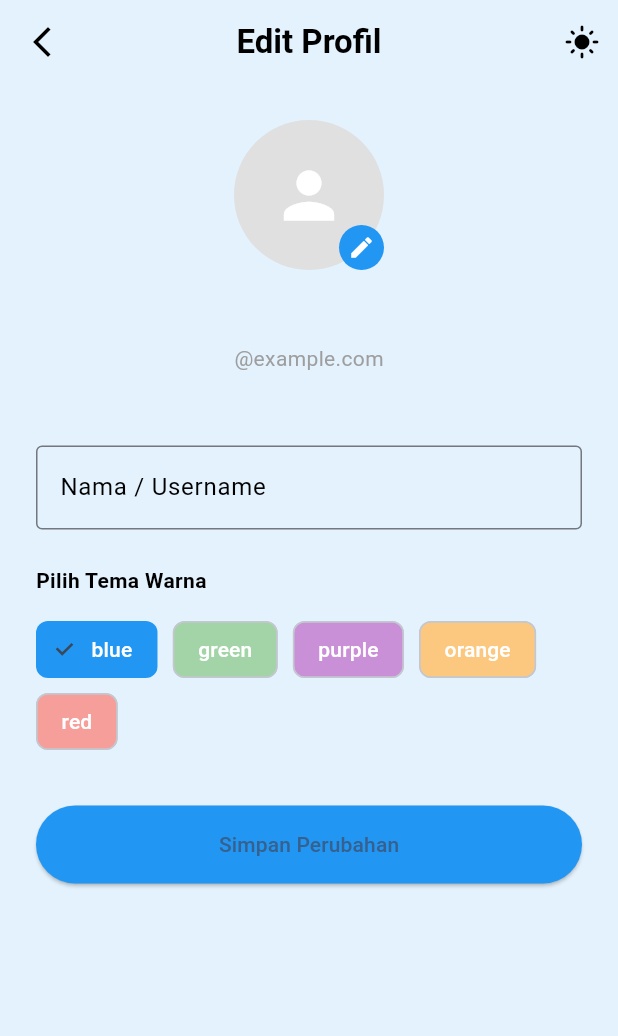
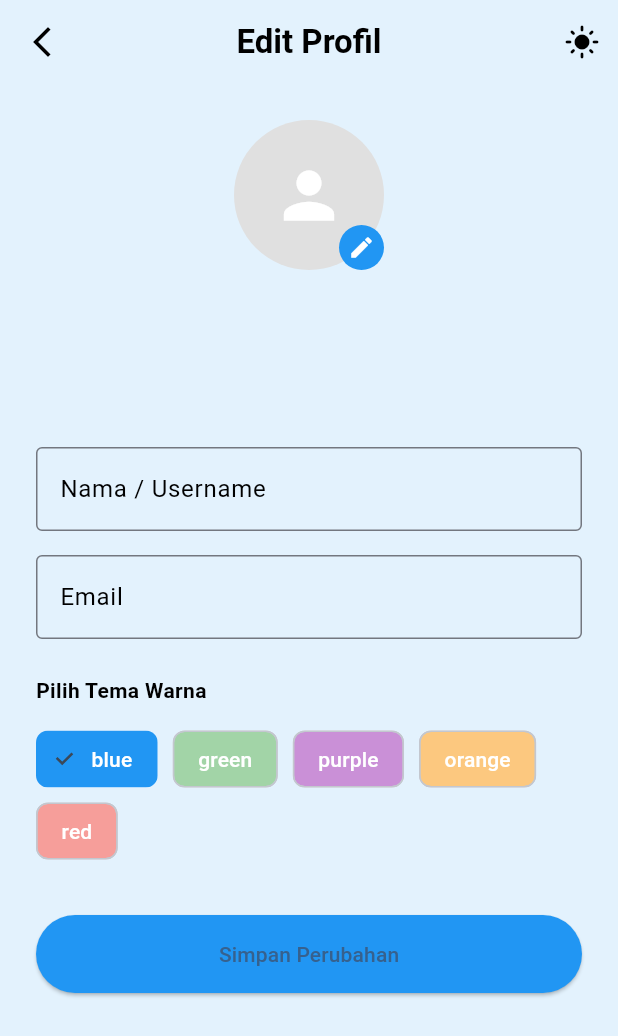
Before and after one commit to xlavix/manajemen_keuangan, a Flutter app: the EditProfilePage screen opened directly with empty values, after a tap on the "edit" icon, on a phone screen of 412 x 824 dp. Shown: the top 1036 px of the screen. Run offline on Flutter 3.47's test engine with Material 3 defaults, Android fonts, the light colour scheme and no system bars; our stand-ins replace geolocator, google_fonts, image_picker, sqflite; missing offline and left inert: flutter_adaptive_scaffold; accounts and stored records are empty.

Commit message:
update profile page

```diff
--- a/lib/database/db_helper.dart
+++ b/lib/database/db_helper.dart
@@ -22,7 +22,7 @@ class DBHelper {
 
     return await openDatabase(
       path,
-      version: 3, // VERSI DATABASE NAIK MENJADI 3
+      version: 4, // <-- UBAH MENJADI 4
       onCreate: _onCreate,
       onUpgrade: _onUpgrade,
     );
@@ -34,6 +34,7 @@ class DBHelper {
         id INTEGER PRIMARY KEY AUTOINCREMENT,
         username TEXT UNIQUE,
         password TEXT,
+        email TEXT, -- <-- TAMBAHKAN KOLOM INI
         photo BLOB,
         colorTheme TEXT
       );
@@ -55,71 +56,46 @@ class DBHelper {
     if (oldVersion < 2) {
       await db.execute('ALTER TABLE users ADD COLUMN colorTheme TEXT');
     }
-    // MENAMBAHKAN KOLOM KATEGORI JIKA DATABASE VERSI LAMA
     if (oldVersion < 3) {
       await db.execute('ALTER TABLE finance ADD COLUMN category TEXT');
+    }
+    // TAMBAHKAN BLOK IF INI
+    if (oldVersion < 4) {
+      await db.execute('ALTER TABLE users ADD COLUMN email TEXT');
     }
   }
 
   Future<void> registerUser(User user) async {
     final db = await database;
-
-    final existing = await db.query(
-      'users',
-      where: 'username = ?',
-      whereArgs: [user.username],
-    );
-
+    final existing = await db.query('users', where: 'username = ?', whereArgs: [user.username]);
     if (existing.isNotEmpty) {
       throw Exception("Username already exists");
     }
-
     await db.insert('users', user.toMap());
   }
 
   Future<User?> loginUser(String username, String password) async {
     final db = await database;
-    final result = await db.query(
-      'users',
-      where: 'username = ? AND password = ?',
-      whereArgs: [username, password],
-    );
-
-    if (result.isNotEmpty) {
-      return User.fromMap(result.first);
-    } else {
-      return null;
-    }
+    final result = await db.query('users', where: 'username = ? AND password = ?', whereArgs: [username, password]);
+    return result.isNotEmpty ? User.fromMap(result.first) : null;
   }
 
   Future<User?> getUserByUsername(String username) async {
     final db = await database;
-    final result = await db.query(
-      'users',
-      where: 'username = ?',
-      whereArgs: [username],
-    );
-
-    if (result.isNotEmpty) {
-      return User.fromMap(result.first);
-    } else {
-      return null;
-    }
+    final result = await db.query('users', where: 'username = ?', whereArgs: [username]);
+    return result.isNotEmpty ? User.fromMap(result.first) : null;
   }
 
   Future<void> updateUserPhoto(String username, Uint8List? photoBytes) async {
     final db = await database;
-    await db.update(
-      'users',
-      {'photo': photoBytes},
-      where: 'username = ?',
-      whereArgs: [username],
-    );
+    await db.update('users', {'photo': photoBytes}, where: 'username = ?', whereArgs: [username]);
   }
 
+  // UBAH FUNGSI INI
   Future<void> updateUserProfile({
     required String oldUsername,
     required String newUsername,
+    String? newEmail,
     String? newColorTheme,
   }) async {
     final db = await database;
@@ -127,6 +103,7 @@ class DBHelper {
       'users',
       {
         'username': newUsername,
+        'email': newEmail, // <-- TAMBAHKAN EMAIL
         'colorTheme': newColorTheme,
       },
       where: 'username = ?',
@@ -136,11 +113,7 @@ class DBHelper {
 
   Future<int> deleteUserByUsername(String username) async {
     final db = await database;
-    return await db.delete(
-      'users',
-      where: 'username = ?',
-      whereArgs: [username],
-    );
+    return await db.delete('users', where: 'username = ?', whereArgs: [username]);
   }
 
   Future<int> insertFinance(Map<String, dynamic> finance) async {
@@ -150,21 +123,12 @@ class DBHelper {
 
   Future<int> updateFinance(Map<String, dynamic> finance) async {
     final db = await database;
-    return await db.update(
-      'finance',
-      finance,
-      where: 'id = ?',
-      whereArgs: [finance['id']],
-    );
+    return await db.update('finance', finance, where: 'id = ?', whereArgs: [finance['id']]);
   }
 
   Future<int> deleteFinance(int id) async {
     final db = await database;
-    return await db.delete(
-      'finance',
-      where: 'id = ?',
-      whereArgs: [id],
-    );
+    return await db.delete('finance', where: 'id = ?', whereArgs: [id]);
   }
 
   Future<List<Map<String, dynamic>>> getAllFinance() async {
--- a/lib/models/user_model.dart
+++ b/lib/models/user_model.dart
@@ -4,6 +4,7 @@ class User {
   final int? id;
   final String username;
   final String password;
+  final String? email; // <-- TAMBAHKAN INI
   final Uint8List? photo;
   final String? colorTheme;
 
@@ -11,6 +12,7 @@ class User {
     this.id,
     required this.username,
     required this.password,
+    this.email, // <-- TAMBAHKAN INI
     this.photo,
     this.colorTheme,
   });
@@ -20,6 +22,7 @@ class User {
       'id': id,
       'username': username,
       'password': password,
+      'email': email, // <-- TAMBAHKAN INI
       'photo': photo,
       'colorTheme': colorTheme,
     };
@@ -30,6 +33,7 @@ class User {
       id: map['id'],
       username: map['username'],
       password: map['password'],
+      email: map['email'], // <-- TAMBAHKAN INI
       photo: map['photo'],
       colorTheme: map['colorTheme'],
     );
--- a/lib/screens/edit_profile_page.dart
+++ b/lib/screens/edit_profile_page.dart
@@ -1,11 +1,10 @@
 import 'dart:typed_data';
 import 'package:flutter/material.dart';
 import 'package:image_picker/image_picker.dart';
-import 'package:uas_pbm/database/db_helper.dart'; // Sesuaikan import jika perlu
+import '../database/db_helper.dart';
 
 class EditProfilePage extends StatefulWidget {
   final String username;
-
   const EditProfilePage({super.key, required this.username});
 
   @override
@@ -17,17 +16,14 @@ class _EditProfilePageState extends State<EditProfilePage> {
   final DBHelper _dbHelper = DBHelper();
 
   final TextEditingController _usernameController = TextEditingController();
+  final TextEditingController _emailController = TextEditingController(); // <-- TAMBAHKAN INI
   Uint8List? _profileImageBytes;
   String _selectedColor = 'blue';
   bool isDarkMode = false;
   late String _initialUsername;
 
   final Map<String, Color> _colorOptions = {
-    'blue': Colors.blue,
-    'green': Colors.green,
-    'purple': Colors.purple,
-    'orange': Colors.orange,
-    'red': Colors.red,
+    'blue': Colors.blue, 'green': Colors.green, 'purple': Colors.purple, 'orange': Colors.orange, 'red': Colors.red,
   };
 
   @override
@@ -38,15 +34,13 @@ class _EditProfilePageState extends State<EditProfilePage> {
   }
 
   Future<void> _loadUserData() async {
-    final user = await _dbHelper.getUserByUsername(_initialUsername);
+    final user = await _dbHelper.getUserByUsername(widget.username);
     if (user != null) {
-      if (mounted) {
-        setState(() {
-          _usernameController.text = user.username;
-          _profileImageBytes = user.photo;
-          _selectedColor = user.colorTheme ?? 'blue';
-        });
-      }
+      _usernameController.text = user.username;
+      _emailController.text = user.email ?? ''; // <-- MUAT DATA EMAIL
+      _profileImageBytes = user.photo;
+      _selectedColor = user.colorTheme ?? 'blue';
+      setState(() {});
     }
   }
 
@@ -55,28 +49,20 @@ class _EditProfilePageState extends State<EditProfilePage> {
     if (pickedImage == null) return;
     final bytes = await pickedImage.readAsBytes();
     await _dbHelper.updateUserPhoto(_initialUsername, bytes);
-    if (mounted) {
-      setState(() {
-        _profileImageBytes = bytes;
-      });
-    }
+    if (mounted) setState(() => _profileImageBytes = bytes);
   }
 
   Future<void> _removeImage() async {
     await _dbHelper.updateUserPhoto(_initialUsername, null);
-    if (mounted) {
-      setState(() {
-        _profileImageBytes = null;
-      });
-    }
+    if (mounted) setState(() => _profileImageBytes = null);
   }
 
   Future<void> _saveChanges() async {
     final newUsername = _usernameController.text.trim();
-    if (newUsername.isEmpty) {
-      ScaffoldMessenger.of(context).showSnackBar(
-        const SnackBar(content: Text("Username tidak boleh kosong")),
-      );
+    final newEmail = _emailController.text.trim(); // <-- AMBIL DATA EMAIL BARU
+
+    if (newUsername.isEmpty || newEmail.isEmpty) {
+      ScaffoldMessenger.of(context).showSnackBar(const SnackBar(content: Text("Username dan Email tidak boleh kosong")));
       return;
     }
 
@@ -84,25 +70,19 @@ class _EditProfilePageState extends State<EditProfilePage> {
       await _dbHelper.updateUserProfile(
         oldUsername: _initialUsername,
         newUsername: newUsername,
+        newEmail: newEmail, // <-- KIRIM EMAIL BARU UNTUK DISIMPAN
         newColorTheme: _selectedColor,
       );
 
       if (!mounted) return;
-      // Kirim username BARU sebagai hasil pop
       Navigator.pop(context, newUsername);
-
     } catch (e) {
-      if (mounted) {
-        ScaffoldMessenger.of(context).showSnackBar(
-          SnackBar(content: Text("Gagal menyimpan: ${e.toString()}")),
-        );
-      }
+      ScaffoldMessenger.of(context).showSnackBar(SnackBar(content: Text("Gagal menyimpan: ${e.toString()}")));
     }
   }
 
   @override
   Widget build(BuildContext context) {
-    // ... (UI Anda tidak diubah) ...
     final Color selectedColorValue = _colorOptions[_selectedColor] ?? Colors.blue;
     final backgroundColor = isDarkMode ? Colors.grey[900] : Colors.blue[50];
     final textColor = isDarkMode ? Colors.white : Colors.black;
@@ -113,20 +93,13 @@ class _EditProfilePageState extends State<EditProfilePage> {
         backgroundColor: backgroundColor,
         elevation: 0,
         iconTheme: IconThemeData(color: textColor),
-        leading: IconButton(
-          icon: const Icon(Icons.arrow_back_ios_new),
-          onPressed: () => Navigator.pop(context),
-        ),
+        leading: IconButton(icon: const Icon(Icons.arrow_back_ios_new), onPressed: () => Navigator.pop(context)),
         title: Text("Edit Profil", style: TextStyle(color: textColor, fontWeight: FontWeight.bold)),
         centerTitle: true,
         actions: [
           IconButton(
             icon: Icon(isDarkMode ? Icons.dark_mode : Icons.light_mode, color: textColor),
-            onPressed: () {
-              setState(() {
-                isDarkMode = !isDarkMode;
-              });
-            },
+            onPressed: () => setState(() => isDarkMode = !isDarkMode),
           ),
         ],
       ),
@@ -142,20 +115,14 @@ class _EditProfilePageState extends State<EditProfilePage> {
                       radius: 50,
                       backgroundColor: Colors.grey[300],
                       backgroundImage: _profileImageBytes != null ? MemoryImage(_profileImageBytes!) : null,
-                      child: _profileImageBytes == null
-                          ? const Icon(Icons.person, size: 50, color: Colors.white)
-                          : null,
+                      child: _profileImageBytes == null ? const Icon(Icons.person, size: 50, color: Colors.white) : null,
                     ),
                     Positioned(
-                      bottom: 0,
-                      right: 0,
+                      bottom: 0, right: 0,
                       child: GestureDetector(
                         onTap: _pickImage,
                         child: Container(
-                          decoration: BoxDecoration(
-                            color: selectedColorValue,
-                            shape: BoxShape.circle,
-                          ),
+                          decoration: BoxDecoration(color: selectedColorValue, shape: BoxShape.circle),
                           padding: const EdgeInsets.all(6),
                           child: const Icon(Icons.edit, color: Colors.white, size: 18),
                         ),
@@ -164,25 +131,15 @@ class _EditProfilePageState extends State<EditProfilePage> {
                   ],
                 ),
                 const SizedBox(height: 12),
-                Text(
-                  _usernameController.text,
-                  style: TextStyle(fontSize: 20, fontWeight: FontWeight.bold, color: textColor),
-                ),
+                Text(_usernameController.text, style: TextStyle(fontSize: 20, fontWeight: FontWeight.bold, color: textColor)),
                 const SizedBox(height: 8),
-                Text(
-                  "${_usernameController.text}@example.com",
-                  style: TextStyle(color: isDarkMode ? Colors.grey[400] : Colors.grey),
-                ),
+                Text(_emailController.text, style: TextStyle(color: isDarkMode ? Colors.grey[400] : Colors.grey)),
               ],
             ),
           ),
           const SizedBox(height: 32),
           if (_profileImageBytes != null)
-            TextButton.icon(
-              onPressed: _removeImage,
-              icon: const Icon(Icons.delete),
-              label: const Text("Hapus Foto"),
-            ),
+            TextButton.icon(onPressed: _removeImage, icon: const Icon(Icons.delete), label: const Text("Hapus Foto")),
           const SizedBox(height: 16),
           TextField(
             controller: _usernameController,
@@ -191,14 +148,22 @@ class _EditProfilePageState extends State<EditProfilePage> {
               labelText: "Nama / Username",
               labelStyle: TextStyle(color: textColor),
               border: const OutlineInputBorder(),
-              focusedBorder: OutlineInputBorder(
-                borderSide: BorderSide(color: selectedColorValue),
-              ),
+              focusedBorder: OutlineInputBorder(borderSide: BorderSide(color: selectedColorValue)),
+            ),
+          ),
+          const SizedBox(height: 16),
+          TextField(
+            controller: _emailController,
+            style: TextStyle(color: textColor),
+            decoration: InputDecoration(
+              labelText: "Email",
+              labelStyle: TextStyle(color: textColor),
+              border: const OutlineInputBorder(),
+              focusedBorder: OutlineInputBorder(borderSide: BorderSide(color: selectedColorValue)),
             ),
           ),
           const SizedBox(height: 24),
-          Text("Pilih Tema Warna",
-              style: TextStyle(fontWeight: FontWeight.bold, color: textColor)),
+          Text("Pilih Tema Warna", style: TextStyle(fontWeight: FontWeight.bold, color: textColor)),
           const SizedBox(height: 12),
           Wrap(
             spacing: 10,
@@ -208,21 +173,14 @@ class _EditProfilePageState extends State<EditProfilePage> {
                 selected: _selectedColor == entry.key,
                 selectedColor: entry.value,
                 backgroundColor: entry.value.withOpacity(0.5),
-                onSelected: (_) {
-                  setState(() {
-                    _selectedColor = entry.key;
-                  });
-                },
+                onSelected: (_) => setState(() => _selectedColor = entry.key),
               );
             }).toList(),
           ),
           const SizedBox(height: 32),
           ElevatedButton(
             onPressed: _saveChanges,
-            style: ElevatedButton.styleFrom(
-              backgroundColor: selectedColorValue,
-              padding: const EdgeInsets.symmetric(vertical: 16),
-            ),
+            style: ElevatedButton.styleFrom(backgroundColor: selectedColorValue, padding: const EdgeInsets.symmetric(vertical: 16)),
             child: const Text("Simpan Perubahan"),
           ),
         ],
```
Also changed, not shown: lib/screens/finance_form_page.dart (+24 -53 lines), lib/screens/profile_page.dart (+25 -104 lines), lib/screens/register_page.dart (+21 -55 lines).
